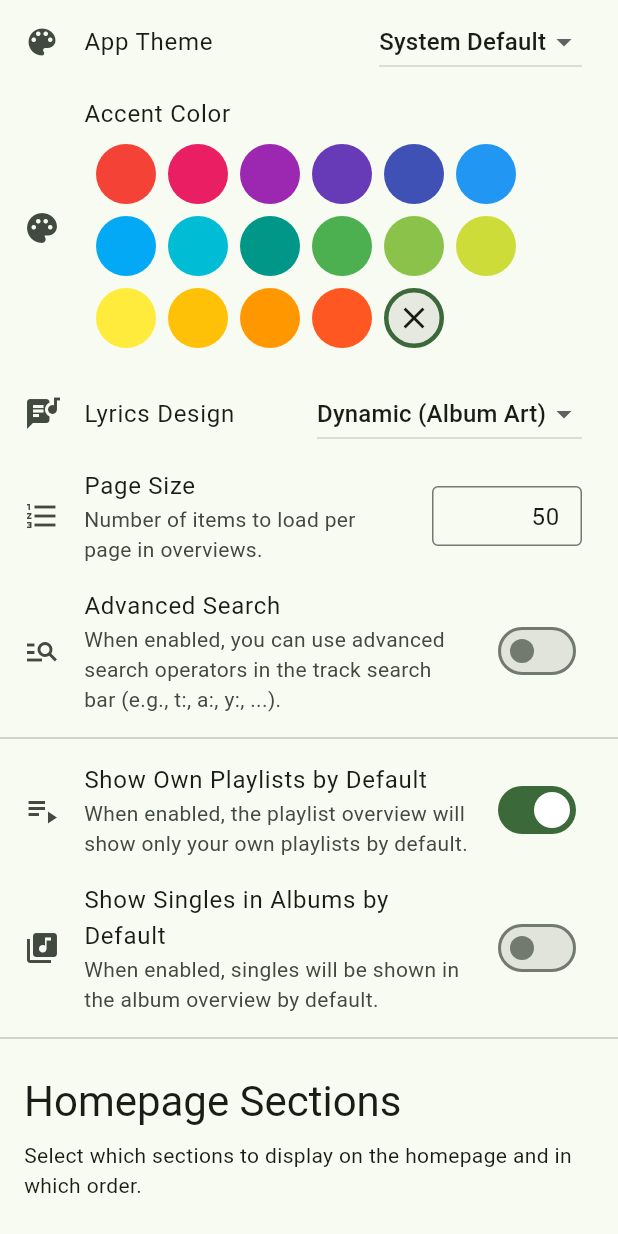
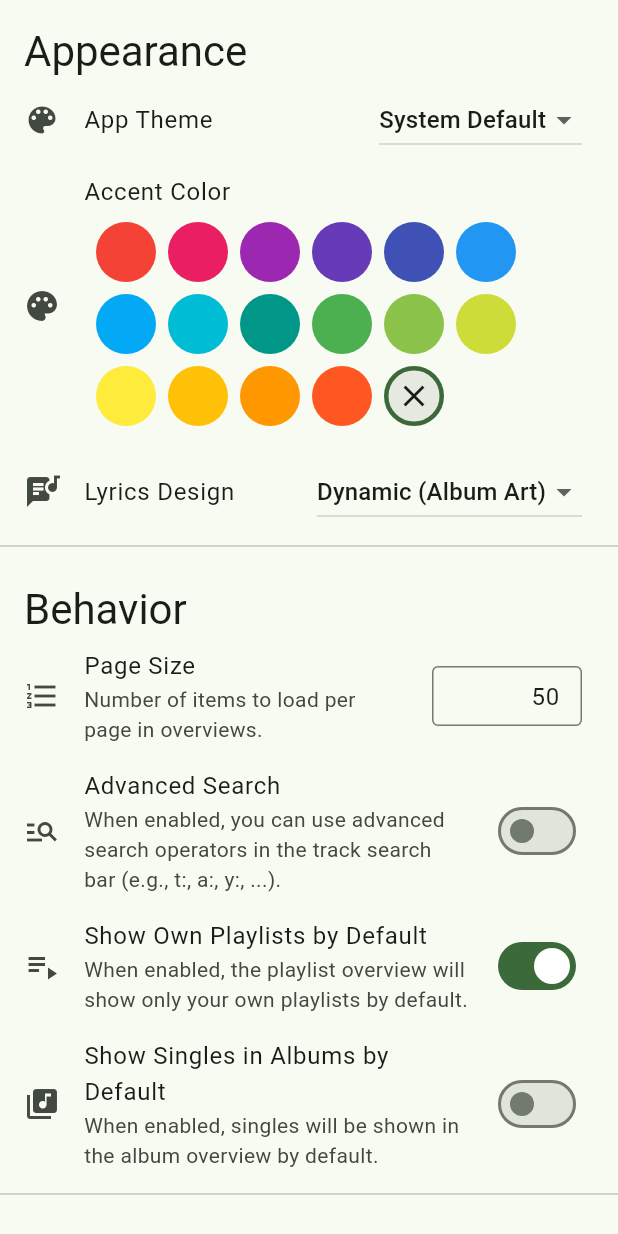
Before and after one commit to mickkc/vibin-app, a Flutter app: the AppSettingsPage screen opened by its route, on a phone screen of 412 x 824 dp. Run offline on Flutter 3.47's test engine with Material 3 defaults, Android fonts, the phone set to English and light mode, and no system bars; drawn by our look-alikes of dynamic_color; our stand-ins replace audio_service, dio, file_picker, flutter_secure_storage, flutter_typeahead, get_it and 8 more; missing offline and left inert: dbus, just_audio_media_kit; accounts and stored records are empty; generated files the repository leaves out were written again; Roboto replaces fonts that are missing (Roboto Flex).

Commit message:
feat: add titles to the settings page

```diff
--- a/lib/l10n/app_de.arb
+++ b/lib/l10n/app_de.arb
@@ -208,6 +208,8 @@
   "pick_artist_title": "Künstler auswählen",
 
 
+  "settings_app_appearance_title": "Erscheinungsbild",
+
   "settings_app_theme_title": "App-Design",
   "settings_app_theme_system": "Systemstandard",
   "settings_app_theme_light": "Hell",
@@ -221,6 +223,8 @@
   "settings_app_lyrics_design_dynamic_light": "Dynamisch (Hell)",
 
   "settings_app_accent_color_title": "Akzentfarbe",
+
+  "settings_app_behavior_title": "Verhalten",
 
   "settings_app_page_size_title": "Seitengröße",
   "settings_app_page_size_description": "Die Anzahl der Elemente, die pro Seite in Übersichten geladen werden.",
--- a/lib/l10n/app_en.arb
+++ b/lib/l10n/app_en.arb
@@ -208,6 +208,8 @@
   "pick_artists_title": "Select Artists",
 
 
+  "settings_app_appearance_title": "Appearance",
+
   "settings_app_theme_title": "App Theme",
   "settings_app_theme_system": "System Default",
   "settings_app_theme_light": "Light",
@@ -221,6 +223,8 @@
   "settings_app_lyrics_design_dynamic_light": "Dynamic (Light)",
 
   "settings_app_accent_color_title": "Accent Color",
+
+  "settings_app_behavior_title": "Behavior",
 
   "settings_app_page_size_title": "Page Size",
   "settings_app_page_size_description": "Number of items to load per page in overviews.",
--- a/lib/l10n/app_localizations.dart
+++ b/lib/l10n/app_localizations.dart
@@ -1190,6 +1190,12 @@ abstract class AppLocalizations {
   /// **'Select Artists'**
   String get pick_artists_title;
 
+  /// No description provided for @settings_app_appearance_title.
+  ///
+  /// In en, this message translates to:
+  /// **'Appearance'**
+  String get settings_app_appearance_title;
+
   /// No description provided for @settings_app_theme_title.
   ///
   /// In en, this message translates to:
@@ -1255,6 +1261,12 @@ abstract class AppLocalizations {
   /// In en, this message translates to:
   /// **'Accent Color'**
   String get settings_app_accent_color_title;
+
+  /// No description provided for @settings_app_behavior_title.
+  ///
+  /// In en, this message translates to:
+  /// **'Behavior'**
+  String get settings_app_behavior_title;
 
   /// No description provided for @settings_app_page_size_title.
   ///
--- a/lib/l10n/app_localizations_de.dart
+++ b/lib/l10n/app_localizations_de.dart
@@ -595,6 +595,9 @@ class AppLocalizationsDe extends AppLocalizations {
   String get pick_artists_title => 'Künstler auswählen';
 
   @override
+  String get settings_app_appearance_title => 'Erscheinungsbild';
+
+  @override
   String get settings_app_theme_title => 'App-Design';
 
   @override
@@ -626,6 +629,9 @@ class AppLocalizationsDe extends AppLocalizations {
 
   @override
   String get settings_app_accent_color_title => 'Akzentfarbe';
+
+  @override
+  String get settings_app_behavior_title => 'Verhalten';
 
   @override
   String get settings_app_page_size_title => 'Seitengröße';
--- a/lib/l10n/app_localizations_en.dart
+++ b/lib/l10n/app_localizations_en.dart
@@ -586,6 +586,9 @@ class AppLocalizationsEn extends AppLocalizations {
   String get pick_artists_title => 'Select Artists';
 
   @override
+  String get settings_app_appearance_title => 'Appearance';
+
+  @override
   String get settings_app_theme_title => 'App Theme';
 
   @override
@@ -617,6 +620,9 @@ class AppLocalizationsEn extends AppLocalizations {
 
   @override
   String get settings_app_accent_color_title => 'Accent Color';
+
+  @override
+  String get settings_app_behavior_title => 'Behavior';
 
   @override
   String get settings_app_page_size_title => 'Page Size';
--- a/lib/pages/settings/app_settings_page.dart
+++ b/lib/pages/settings/app_settings_page.dart
@@ -7,6 +7,7 @@ import 'package:vibin_app/widgets/settings/enum_settings_field.dart';
 import 'package:vibin_app/widgets/settings/homepage_sections_list.dart';
 import 'package:vibin_app/widgets/settings/int_settings_field.dart';
 import 'package:vibin_app/widgets/settings/preferred_metadata_pickers.dart';
+import 'package:vibin_app/widgets/settings/settings_title.dart';
 
 import '../../dialogs/lyrics_dialog.dart';
 import '../../l10n/app_localizations.dart';
@@ -32,6 +33,11 @@ class _AppSettingsPageState extends State<AppSettingsPage> {
         physics: NeverScrollableScrollPhysics(),
         shrinkWrap: true,
         children: [
+
+          SettingsTitle(
+            title: lm.settings_app_appearance_title,
+          ),
+
           EnumSettingsField(
             settingKey: Settings.themeMode,
             title: lm.settings_app_theme_title,
@@ -75,6 +81,12 @@ class _AppSettingsPageState extends State<AppSettingsPage> {
             },
           ),
 
+          Divider(),
+
+          SettingsTitle(
+            title: lm.settings_app_behavior_title,
+          ),
+
           IntSettingsInputField(
             settingsKey: Settings.pageSize,
             label: lm.settings_app_page_size_title,
@@ -90,8 +102,6 @@ class _AppSettingsPageState extends State<AppSettingsPage> {
             description: lm.settings_app_advanced_track_search_description,
             icon: Icons.manage_search
           ),
-
-          Divider(),
 
           BoolSettingsField(
             settingsKey: Settings.showOwnPlaylistsByDefault,
--- a/lib/widgets/settings/settings_title.dart
+++ b/lib/widgets/settings/settings_title.dart
@@ -2,9 +2,13 @@ import 'package:flutter/material.dart';
 
 class SettingsTitle extends StatelessWidget {
   final String title;
-  final String subtitle;
+  final String? subtitle;
 
-  const SettingsTitle({super.key, required this.title, required this.subtitle});
+  const SettingsTitle({
+    super.key,
+    required this.title,
+    this.subtitle
+  });
 
   @override
   Widget build(BuildContext context) {
@@ -20,10 +24,11 @@ class SettingsTitle extends StatelessWidget {
             title,
             style: theme.textTheme.headlineMedium,
           ),
-          Text(
-            subtitle,
-            style: theme.textTheme.bodyMedium,
-          )
+          if (subtitle != null)
+            Text(
+              subtitle!,
+              style: theme.textTheme.bodyMedium,
+            )
         ],
       )
     );
```
